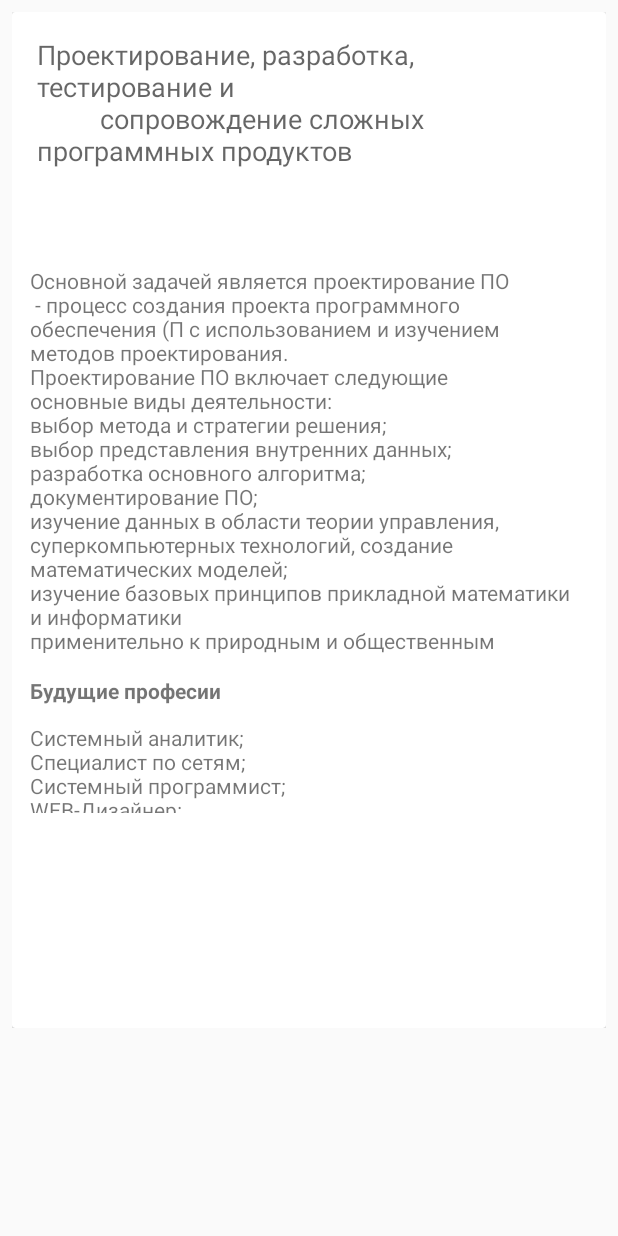
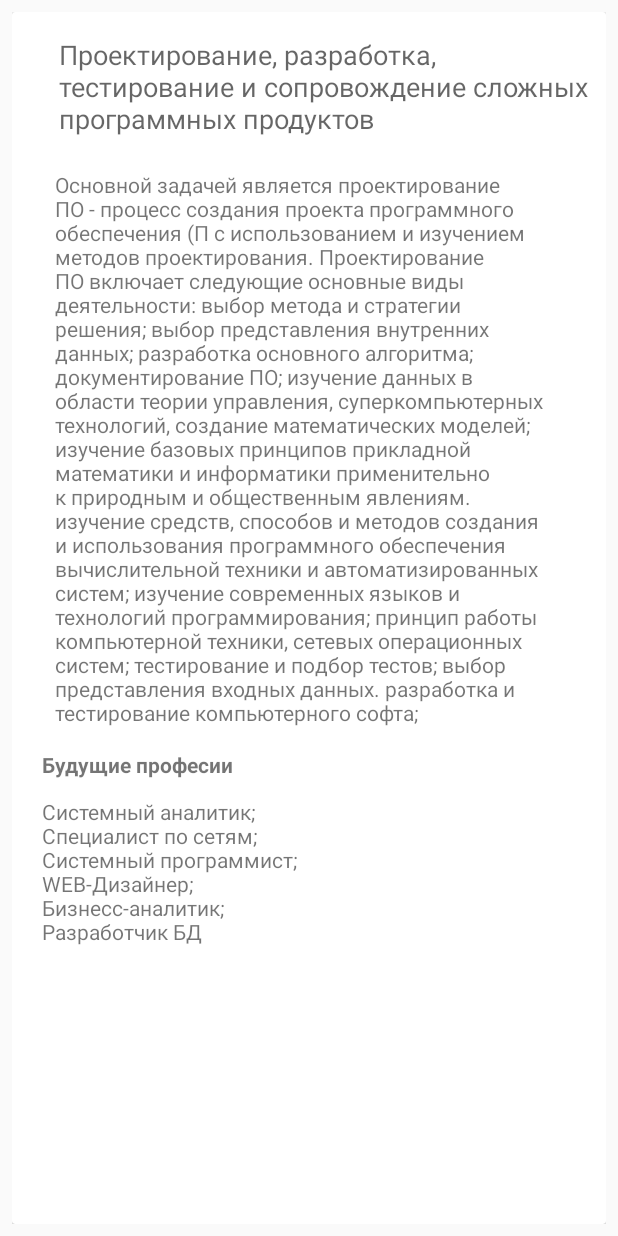
Before and after one commit to AnnaShln/Test-ICST, an Android app: the layout handbook_list_of_groups.xml on its own in the app's theme, with its tools: preview values and no code run, on a phone screen of 412 x 824 dp. Run offline under Robolectric (Android 15) with nearby library versions, the phone set to English and light mode, and no system bars.

Commit message:
Some changes

```diff
--- a/app/src/main/java/com/example/testicst/Group.java
+++ b/app/src/main/java/com/example/testicst/Group.java
@@ -17,8 +17,6 @@ public class Group {
         this.expanded = false;
     }
 
-    public Group() {
-    }
 
     public String getTitle() {
         return title;
--- a/app/src/main/java/com/example/testicst/Handbook.java
+++ b/app/src/main/java/com/example/testicst/Handbook.java
@@ -31,7 +31,8 @@ public class Handbook extends AppCompatActivity {
 
     private void initData(){
         groupList = new ArrayList<>();
-        groupList.add(new Group("@string/Group1", "@string/Group1_description", "@string/Group1_professions"));
-        groupList.add(new Group("@string/Group2", "@string/Group1_description", "@string/Group1_professions"));
+        groupList.add(new Group(getString(R.string.Group1), getString(R.string.Group1_description), getString(R.string.Group1_professions)));
+        groupList.add(new Group(getString(R.string.Group2), getString(R.string.Group1_description), getString(R.string.Group1_professions)));
+        groupList.add(new Group(getString(R.string.Group3), getString(R.string.Group1_description), getString(R.string.Group1_professions)));
     }
 }
--- a/app/src/main/java/com/example/testicst/Specialty.java
+++ b/app/src/main/java/com/example/testicst/Specialty.java
@@ -1,3 +1,4 @@
+/*
 package com.example.testicst;
 
 public class Specialty extends Group {
@@ -14,3 +15,4 @@ public class Specialty extends Group {
     }
 
 }
+*/
--- a/app/src/main/res/layout/handbook_list_of_groups.xml
+++ b/app/src/main/res/layout/handbook_list_of_groups.xml
@@ -13,29 +13,32 @@
 
         <androidx.constraintlayout.widget.ConstraintLayout
             android:layout_width="match_parent"
-            android:layout_height="wrap_content"
-            >
+            android:layout_height="wrap_content">
 
             <TextView
                 android:id="@+id/TextView_title"
-                android:layout_width="395dp"
-                android:layout_height="152dp"
+                android:layout_width="wrap_content"
+                android:layout_height="wrap_content"
+                android:layout_marginStart="15dp"
+                android:layout_marginLeft="15dp"
+                android:layout_marginEnd="8dp"
+                android:layout_marginRight="8dp"
                 android:background="?attr/selectableItemBackground"
                 android:padding="16dp"
                 android:text="@string/Group1"
                 android:textAppearance="@style/TextAppearance.AppCompat.Medium"
                 app:layout_constraintBottom_toTopOf="@+id/constraintLayout"
                 app:layout_constraintEnd_toEndOf="parent"
-                app:layout_constraintHorizontal_bias="1.0"
+                app:layout_constraintHorizontal_bias="0.0"
                 app:layout_constraintStart_toStartOf="parent"
                 app:layout_constraintTop_toTopOf="parent"
                 app:layout_constraintVertical_bias="0.0" />
 
             <androidx.constraintlayout.widget.ConstraintLayout
                 android:id="@+id/constraintLayout"
-                android:layout_width="match_parent"
-                android:layout_height="wrap_content"
-                android:layout_marginTop="148dp"
+                android:layout_width="390dp"
+                android:layout_height="729dp"
+                android:layout_marginTop="100dp"
                 app:layout_constraintStart_toStartOf="parent"
                 app:layout_constraintTop_toTopOf="parent">
 
@@ -43,8 +46,8 @@
                     android:id="@+id/TextView_professions"
                     android:layout_width="201dp"
                     android:layout_height="21dp"
-                    android:layout_marginStart="12dp"
-                    android:layout_marginLeft="12dp"
+                    android:layout_marginStart="20dp"
+                    android:layout_marginLeft="20dp"
                     android:layout_marginTop="15dp"
                     android:text="@string/Professions"
                     android:textAppearance="@style/TextAppearance.AppCompat.Small"
@@ -55,9 +58,9 @@
                 <TextView
                     android:id="@+id/TextView_professions_f"
                     android:layout_width="374dp"
-                    android:layout_height="60dp"
-                    android:layout_marginStart="12dp"
-                    android:layout_marginLeft="12dp"
+                    android:layout_height="wrap_content"
+                    android:layout_marginStart="20dp"
+                    android:layout_marginLeft="20dp"
                     android:layout_marginTop="10dp"
                     android:layout_marginEnd="12dp"
                     android:layout_marginRight="12dp"
@@ -72,10 +75,10 @@
 
                 <TextView
                     android:id="@+id/TextView_description"
-                    android:layout_width="370dp"
-                    android:layout_height="258dp"
-                    android:layout_marginStart="12dp"
-                    android:layout_marginLeft="12dp"
+                    android:layout_width="330dp"
+                    android:layout_height="wrap_content"
+                    android:layout_marginStart="5dp"
+                    android:layout_marginLeft="5dp"
                     android:layout_marginTop="5dp"
                     android:layout_marginEnd="12dp"
                     android:layout_marginRight="12dp"
@@ -83,10 +86,10 @@
                     android:text="@string/Group1_description"
                     app:layout_constraintBottom_toBottomOf="parent"
                     app:layout_constraintEnd_toEndOf="parent"
-                    app:layout_constraintHorizontal_bias="0.0"
+                    app:layout_constraintHorizontal_bias="0.54"
                     app:layout_constraintStart_toStartOf="parent"
                     app:layout_constraintTop_toTopOf="parent"
-                    app:layout_constraintVertical_bias="0.068" />
+                    app:layout_constraintVertical_bias="0.0" />
 
                 <androidx.recyclerview.widget.RecyclerView
                     android:layout_width="372dp"
@@ -101,9 +104,10 @@
                     app:layout_constraintEnd_toEndOf="parent"
                     app:layout_constraintStart_toStartOf="parent"
                     app:layout_constraintTop_toBottomOf="@+id/TextView_professions_f" />
+
+
             </androidx.constraintlayout.widget.ConstraintLayout>
 
         </androidx.constraintlayout.widget.ConstraintLayout>
     </androidx.cardview.widget.CardView>
-
 </LinearLayout>
--- a/app/src/main/res/values/strings.xml
+++ b/app/src/main/res/values/strings.xml
@@ -11,11 +11,10 @@
     <string name="Points">"Проходной балл 2019 года:"</string>
     <string name="Places">"Количество бюджетных мест в 2020:"</string>
  <string name="Group1">
-        "Проектирование, разработка, тестирование и
-         сопровождение сложных программных продуктов"
+        "Проектирование, разработка, тестирование и сопровождение сложных программных продуктов"
     </string>
     <string name="Group1_description">
-        "Основной задачей является проектирование ПО
+        Основной задачей является проектирование ПО
  - процесс создания проекта программного
 обеспечения (П с использованием и изучением
 методов проектирования.
@@ -36,7 +35,7 @@
 принцип работы компьютерной техники, сетевых операционных систем;
 тестирование и подбор тестов;
 выбор представления входных данных.
-разработка и тестирование компьютерного софта"
+разработка и тестирование компьютерного софта;
     </string>
     <string name="Group1_professions">
         "Системный аналитик;
@@ -44,7 +43,7 @@
 Системный программист;
 WEB-Дизайнер;
 Бизнесс-аналитик;
-Разработчик БД."
+Разработчик БД"
     </string>
     <string name="Group1_name1">
         "Фундаментальная информатика и информационные технологии 02.03.02"
@@ -64,8 +63,7 @@ WEB-Дизайнер;
 
 
     <string name="Group2">
-        "Мобильное, распределенное,
-         встраиваемое программное обеспечение"
+        "Мобильное, распределенное, встраиваемое программное обеспечение"
     </string>
 
     <string name="Group2_name1">
```
Also changed, not shown: app/src/main/res/layout/activity_handbook.xml (+9 -7 lines).
